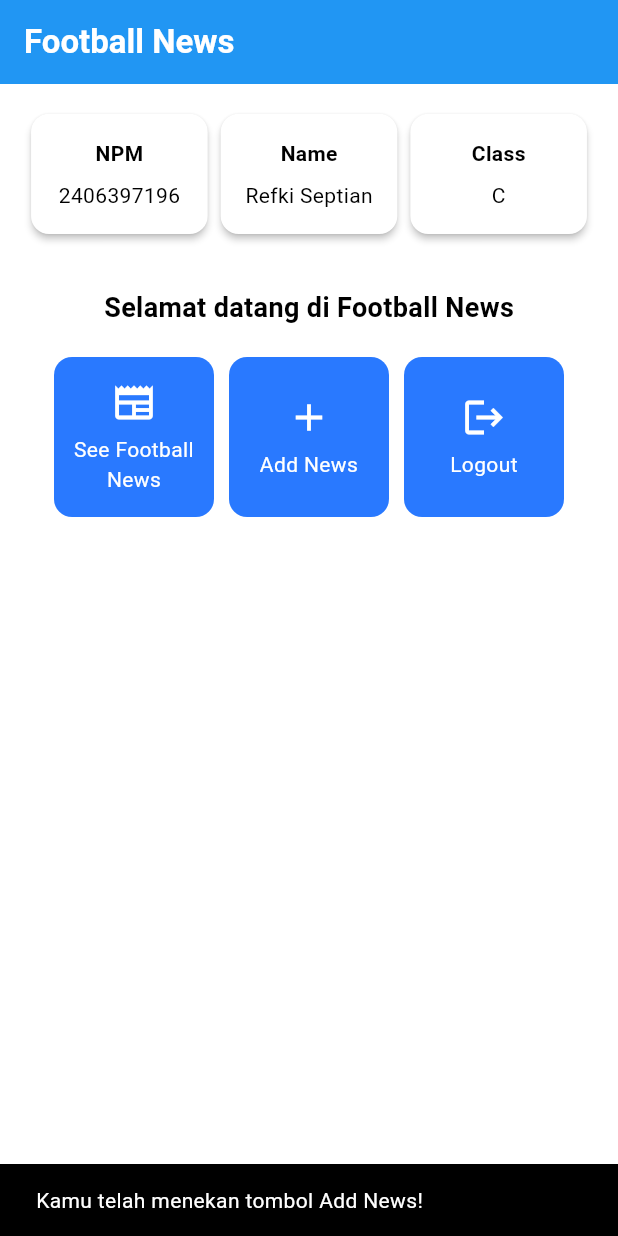
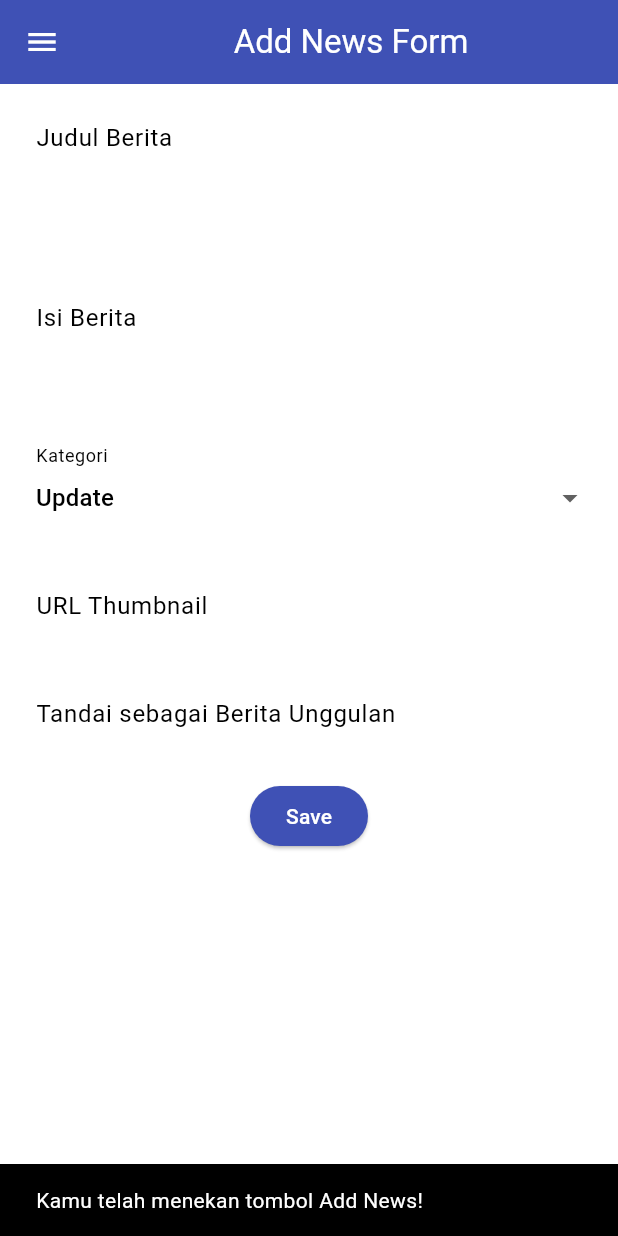
Before and after one commit to RefkiSeptian/football-news-mobile, a Flutter app: the screen it shows after launch, after a tap on "Add News", on a phone screen of 412 x 824 dp. Run offline on Flutter 3.47's test engine with Material 3 defaults, Android fonts, the phone set to English and light mode, and no system bars.

Commit message:
tutorial7

```diff
--- a/lib/main.dart
+++ b/lib/main.dart
@@ -1,5 +1,5 @@
 import 'package:flutter/material.dart';
-import 'package:football_news/menu.dart';
+import 'package:football_news/screens/menu.dart';
 
 void main() {
   runApp(const MyApp());
--- a/lib/menu.dart
+++ b/lib/screens/menu.dart
@@ -1,5 +1,6 @@
 import 'package:flutter/material.dart';
-
+import 'package:football_news/widgets/left_drawer.dart';
+import 'package:football_news/widgets/news_card.dart';
 
 class MyHomePage extends StatelessWidget {
     MyHomePage({super.key});
@@ -31,6 +32,7 @@ class MyHomePage extends StatelessWidget {
         // Warna latar belakang AppBar diambil dari skema warna tema aplikasi.
         backgroundColor: Theme.of(context).colorScheme.primary,
       ),
+      drawer: LeftDrawer(),
       // Body halaman dengan padding di sekelilingnya.
       body: Padding(
         padding: const EdgeInsets.all(16.0),
@@ -134,57 +136,3 @@ class ItemHomepage {
 
  ItemHomepage(this.name, this.icon);
 }
-
-class ItemCard extends StatelessWidget {
-  // Menampilkan kartu dengan ikon dan nama.
-
-  final ItemHomepage item;
-
-  const ItemCard(this.item, {super.key});
-
-  @override
-  Widget build(BuildContext context) {
-    return Material(
-      // Menentukan warna latar belakang dari tema aplikasi.
-      color: Theme.of(context).colorScheme.secondary,
-      // Membuat sudut kartu melengkung.
-      borderRadius: BorderRadius.circular(12),
-
-      child: InkWell(
-        // Aksi ketika kartu ditekan.
-        onTap: () {
-          // Menampilkan pesan SnackBar saat kartu ditekan.
-          ScaffoldMessenger.of(context)
-            ..hideCurrentSnackBar()
-            ..showSnackBar(
-              SnackBar(content: Text("Kamu telah menekan tombol ${item.name}!"))
-            );
-        },
-        // Container untuk menyimpan Icon dan Text
-        child: Container(
-          padding: const EdgeInsets.all(8),
-          child: Center(
-            child: Column(
-              // Menyusun ikon dan teks di tengah kartu.
-              mainAxisAlignment: MainAxisAlignment.center,
-              children: [
-                Icon(
-                  item.icon,
-                  color: Colors.white,
-                  size: 30.0,
-                ),
-                const Padding(padding: EdgeInsets.all(3)),
-                Text(
-                  item.name,
-                  textAlign: TextAlign.center,
-                  style: const TextStyle(color: Colors.white),
-                ),
-              ],
-            ),
-          ),
-        ),
-      ),
-    );
-  }
-
-}
--- /dev/null
+++ b/lib/screens/newslist_form.dart
@@ -0,0 +1,209 @@
+import 'package:flutter/material.dart';
+import 'package:football_news/widgets/left_drawer.dart';
+
+class NewsFormPage extends StatefulWidget {
+    const NewsFormPage({super.key});
+
+    @override
+    State<NewsFormPage> createState() => _NewsFormPageState();
+}
+
+class _NewsFormPageState extends State<NewsFormPage> {
+  final _formKey = GlobalKey<FormState>();
+  String _title = "";
+  String _content = "";
+  String _category = "update"; // default
+  String _thumbnail = "";
+  bool _isFeatured = false; // default
+
+  final List<String> _categories = [
+    'transfer',
+    'update',
+    'exclusive',
+    'match',
+    'rumor',
+    'analysis',
+  ];
+    @override
+    Widget build(BuildContext context) {
+    return Scaffold(
+      appBar: AppBar(
+        title: const Center(child: Text('Add News Form')),
+        backgroundColor: Colors.indigo,
+        foregroundColor: Colors.white,
+      ),
+      drawer: const LeftDrawer(),
+      body: Form(
+        key: _formKey,
+        child: SingleChildScrollView(
+          child: Column(
+            crossAxisAlignment: CrossAxisAlignment.start,
+            children: [
+              // === Title ===
+              Padding(
+                padding: const EdgeInsets.all(8.0),
+                child: TextFormField(
+                  decoration: InputDecoration(
+                    hintText: "Judul Berita",
+                    labelText: "Judul Berita",
+                    border: OutlineInputBorder(
+                      borderRadius: BorderRadius.circular(5.0),
+                    ),
+                  ),
+                  onChanged: (String? value) {
+                    setState(() {
+                      _title = value!;
+                    });
+                  },
+                  validator: (String? value) {
+                    if (value == null || value.isEmpty) {
+                      return "Judul tidak boleh kosong!";
+                    }
+                    return null;
+                  },
+                ),
+              ),
+             // === Content ===
+              Padding(
+                padding: const EdgeInsets.all(8.0),
+                child: TextFormField(
+                  maxLines: 5,
+                  decoration: InputDecoration(
+                    hintText: "Isi Berita",
+                    labelText: "Isi Berita",
+                    border: OutlineInputBorder(
+                      borderRadius: BorderRadius.circular(5.0),
+                    ),
+                  ),
+                  onChanged: (String? value) {
+                    setState(() {
+                      _content = value!;
+                    });
+                  },
+                  validator: (String? value) {
+                    if (value == null || value.isEmpty) {
+                      return "Isi berita tidak boleh kosong!";
+                    }
+                    return null;
+                  },
+                ),
+              ),
+
+              // === Category ===
+              Padding(
+                padding: const EdgeInsets.all(8.0),
+                child: DropdownButtonFormField<String>(
+                  decoration: InputDecoration(
+                    labelText: "Kategori",
+                    border: OutlineInputBorder(
+                      borderRadius: BorderRadius.circular(5.0),
+                    ),
+                  ),
+                  value: _category,
+                  items: _categories
+                      .map((cat) => DropdownMenuItem(
+                            value: cat,
+                            child: Text(
+                                cat[0].toUpperCase() + cat.substring(1)),
+                          ))
+                      .toList(),
+                  onChanged: (String? newValue) {
+                    setState(() {
+                      _category = newValue!;
+                    });
+                  },
+                ),
+              ),
+
+              // === Thumbnail URL ===
+              Padding(
+                padding: const EdgeInsets.all(8.0),
+                child: TextFormField(
+                  decoration: InputDecoration(
+                    hintText: "URL Thumbnail (opsional)",
+                    labelText: "URL Thumbnail",
+                    border: OutlineInputBorder(
+                      borderRadius: BorderRadius.circular(5.0),
+                    ),
+                  ),
+                  onChanged: (String? value) {
+                    setState(() {
+                      _thumbnail = value!;
+                    });
+                  },
+                ),
+              ),
+
+              // === Is Featured ===
+              Padding(
+                padding: const EdgeInsets.all(8.0),
+                child: SwitchListTile(
+                  title: const Text("Tandai sebagai Berita Unggulan"),
+                  value: _isFeatured,
+                  onChanged: (bool value) {
+                    setState(() {
+                      _isFeatured = value;
+                    });
+                  },
+                ),
+              ),
+            // === Tombol Simpan ===
+            Align(
+              alignment: Alignment.bottomCenter,
+              child: Padding(
+                padding: const EdgeInsets.all(8.0),
+                child: ElevatedButton(
+                  style: ButtonStyle(
+                    backgroundColor:
+                        MaterialStateProperty.all(Colors.indigo),
+                  ),
+                  onPressed: () {
+                    if (_formKey.currentState!.validate()) {
+                      showDialog(
+                        context: context,
+                        builder: (context) {
+                          return AlertDialog(
+                            title: const Text('Produk berhasil tersimpan'),
+                            content: SingleChildScrollView(
+                              child: Column(
+                                crossAxisAlignment:
+                                    CrossAxisAlignment.start,
+                                children: [
+                                  Text('Judul: $_title'),
+                                    Text('Isi: $_content'),
+                                    Text('Kategori: $_category'),
+                                    Text('Thumbnail: $_thumbnail'),
+                                    Text(
+                                        'Unggulan: ${_isFeatured ? "Ya" : "Tidak"}'),
+                                ],
+                              ),
+                            ),
+                            actions: [
+                              TextButton(
+                                child: const Text('OK'),
+                                onPressed: () {
+                                  Navigator.pop(context);
+                                  _formKey.currentState!.reset();
+                                },
+                              ),
+                            ],
+                          );
+                        },
+                      );
+
+                    }
+                  },
+                  child: const Text(
+                    "Save",
+                    style: TextStyle(color: Colors.white),
+                  ),
+                ),
+              ),
+            ),
+          ],
+          ),
+        ),
+      ),
+    );
+  }
+}
--- /dev/null
+++ b/lib/widgets/left_drawer.dart
@@ -0,0 +1,68 @@
+import 'package:flutter/material.dart';
+import 'package:football_news/screens/menu.dart';
+import 'package:football_news/screens/newslist_form.dart';
+
+class LeftDrawer extends StatelessWidget {
+  const LeftDrawer({super.key});
+
+  @override
+  Widget build(BuildContext context) {
+    return Drawer(
+      child: ListView(
+        children: [
+          const DrawerHeader(
+              decoration: BoxDecoration(
+                color: Colors.blue,
+              ),
+              child: Column(
+                children: [
+                  Text(
+                    'Football News',
+                    textAlign: TextAlign.center,
+                    style: TextStyle(
+                      fontSize: 30,
+                      fontWeight: FontWeight.bold,
+                      color: Colors.white,
+                    ),
+                  ),
+                  Padding(padding: EdgeInsets.all(10)),
+                  Text("Seluruh berita sepak bola terkini di sini!",
+                      textAlign: TextAlign.center,
+                      style: TextStyle(
+                        fontSize: 15,
+                        color: Colors.white,
+                        fontWeight: FontWeight.normal,
+                      ),
+                  ),
+                ],
+              ),
+            ),
+          ListTile(
+            leading: const Icon(Icons.home_outlined),
+            title: const Text('Home'),
+            // Bagian redirection ke MyHomePage
+            onTap: () {
+              Navigator.pushReplacement(
+                  context,
+                  MaterialPageRoute(
+                    builder: (context) => MyHomePage(),
+                  ));
+            },
+          ),
+          ListTile(
+            leading: const Icon(Icons.post_add),
+            title: const Text('Add News'),
+            // Bagian redirection ke NewsFormPage
+            onTap: () {
+              Navigator.pushReplacement(
+                  context,
+                  MaterialPageRoute(
+                    builder: (context) => const NewsFormPage(),
+                  ));
+            },
+          ),
+        ],
+      ),
+    );
+  }
+}
--- /dev/null
+++ b/lib/widgets/news_card.dart
@@ -0,0 +1,68 @@
+import 'package:flutter/material.dart';
+import 'package:football_news/widgets/left_drawer.dart';
+import 'package:football_news/screens/newslist_form.dart';
+import 'package:football_news/screens/menu.dart';
+
+class ItemCard extends StatelessWidget {
+  // Menampilkan kartu dengan ikon dan nama.
+
+  final ItemHomepage item;
+
+  const ItemCard(this.item, {super.key});
+
+  @override
+  Widget build(BuildContext context) {
+    return Material(
+      // Menentukan warna latar belakang dari tema aplikasi.
+      color: Theme.of(context).colorScheme.secondary,
+      // Membuat sudut kartu melengkung.
+      borderRadius: BorderRadius.circular(12),
+
+      child: InkWell(
+        // Aksi ketika kartu ditekan.
+        onTap: () {
+          // Memunculkan SnackBar ketika diklik
+          ScaffoldMessenger.of(context)
+            ..hideCurrentSnackBar()
+            ..showSnackBar(SnackBar(
+                content: Text("Kamu telah menekan tombol ${item.name}!")));
+
+          // Navigate ke route yang sesuai (tergantung jenis tombol)
+          if (item.name == "Add News") {
+            Navigator.push(
+                context,
+                MaterialPageRoute(
+                  builder: (context) => const NewsFormPage(),
+                ));
+
+          }
+
+        },
+        // Container untuk menyimpan Icon dan Text
+        child: Container(
+          padding: const EdgeInsets.all(8),
+          child: Center(
+            child: Column(
+              // Menyusun ikon dan teks di tengah kartu.
+              mainAxisAlignment: MainAxisAlignment.center,
+              children: [
+                Icon(
+                  item.icon,
+                  color: Colors.white,
+                  size: 30.0,
+                ),
+                const Padding(padding: EdgeInsets.all(3)),
+                Text(
+                  item.name,
+                  textAlign: TextAlign.center,
+                  style: const TextStyle(color: Colors.white),
+                ),
+              ],
+            ),
+          ),
+        ),
+      ),
+    );
+  }
+
+}
```
